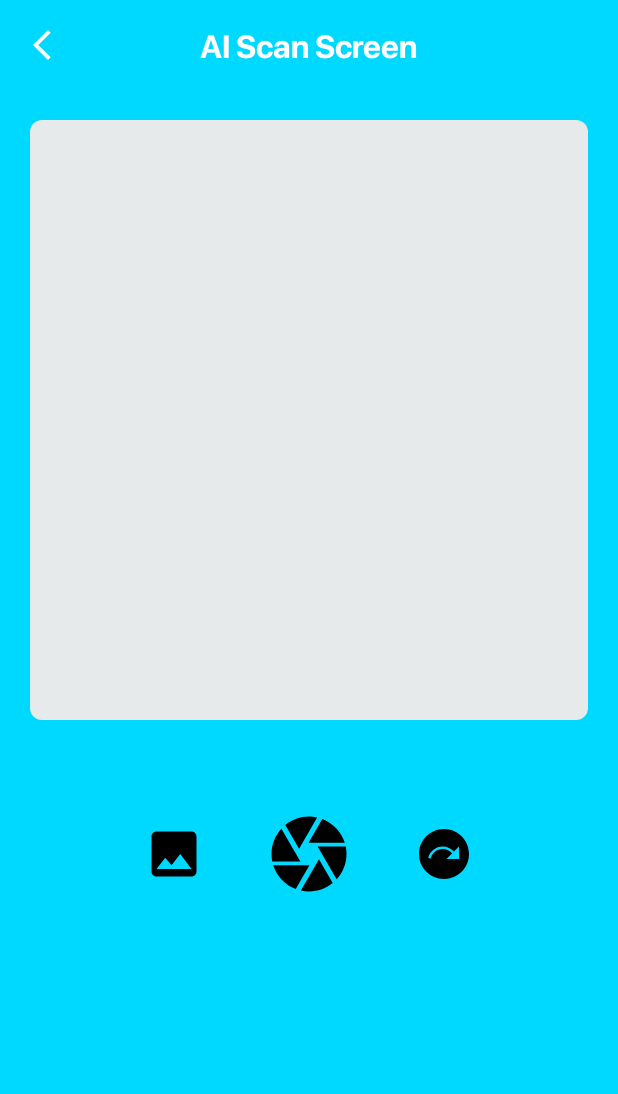
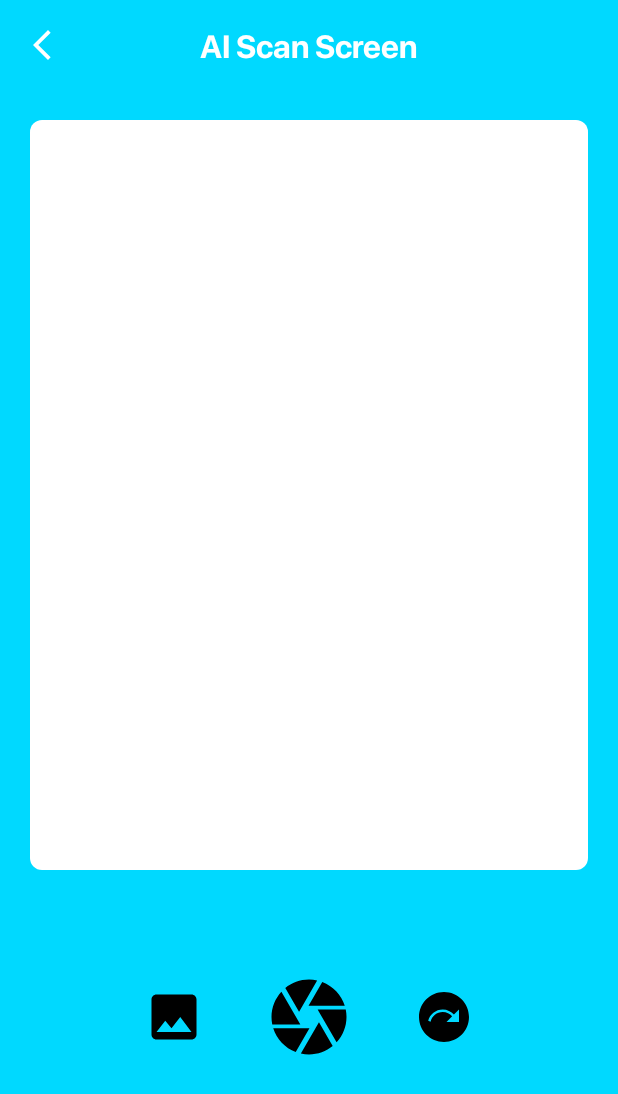
Before and after one commit to hmzi67/Tinny-Genius, an Android app: the AiScan screen opened directly, with no data from a screen before it, on a phone screen of 412 x 824 dp. Shown: the top 1094 px of the screen. Run offline under Robolectric (Android 15) with nearby library versions, the phone set to English and light mode, and no system bars; libraries missing offline, so code that uses them is left out: com.google.ai.client, org.checkerframework.checker.

Commit message:
Hamza: AI Scan UI updated

```diff
--- a/app/src/main/res/layout/activity_ai_scan.xml
+++ b/app/src/main/res/layout/activity_ai_scan.xml
@@ -46,26 +46,30 @@
             <ImageView
                 android:id="@+id/userSelectedImage"
                 android:layout_width="match_parent"
-                android:layout_height="400dp"
+                android:layout_height="wrap_content"
                 android:cropToPadding="true"
                 android:layout_centerHorizontal="true"
                 android:layout_marginHorizontal="20dp"
                 android:layout_marginTop="20dp"
-                android:background="@drawable/bg_input"
+                android:background="@drawable/aiscan_shape"
                 android:contentDescription="Selected Photo" />
 
 
             <TextView
                 android:visibility="invisible"
+                android:paddingHorizontal="10dp"
+                android:paddingVertical="5dp"
                 android:id="@+id/generatedText"
-                android:layout_width="match_parent"
+                android:layout_width="wrap_content"
                 android:layout_height="wrap_content"
                 android:layout_marginHorizontal="20dp"
                 android:layout_marginTop="10dp"
                 android:background="@drawable/bg_progress_status"
                 android:text="Hello I'm Hamza waheed Abbaasi "
                 android:textAlignment="center"
-                android:textSize="22sp" />
+                android:fontFamily="@font/sfregular"
+                android:textColor="@color/input_txt_color"
+                android:textSize="20sp" />
 
             <LinearLayout
                 android:id="@+id/linearLayout2"
--- a/app/src/main/res/layout/activity_quiz.xml
+++ b/app/src/main/res/layout/activity_quiz.xml
@@ -79,6 +79,7 @@
             android:fontFamily="@font/sfregular"
             android:textSize="18sp"
             android:layout_marginEnd="50dp"
+            android:textColor="@color/input_txt_color"
             android:layout_width="wrap_content"
             android:layout_height="wrap_content" />
 
```
